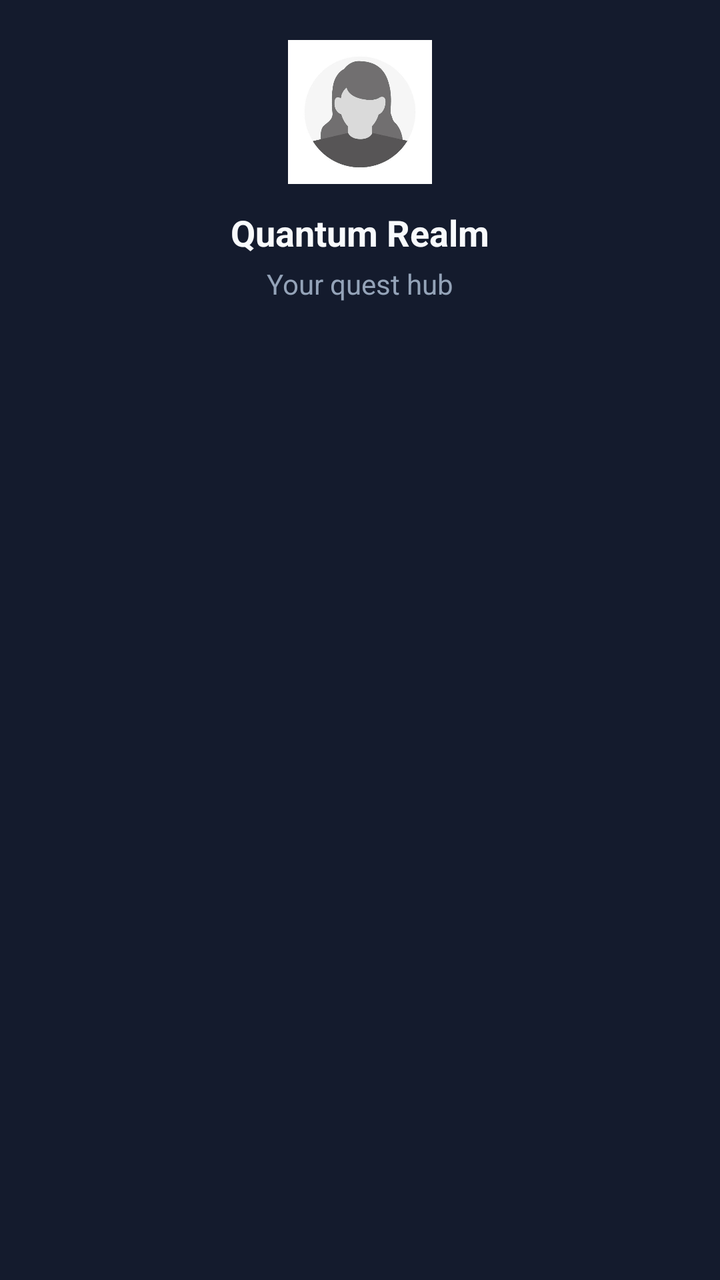
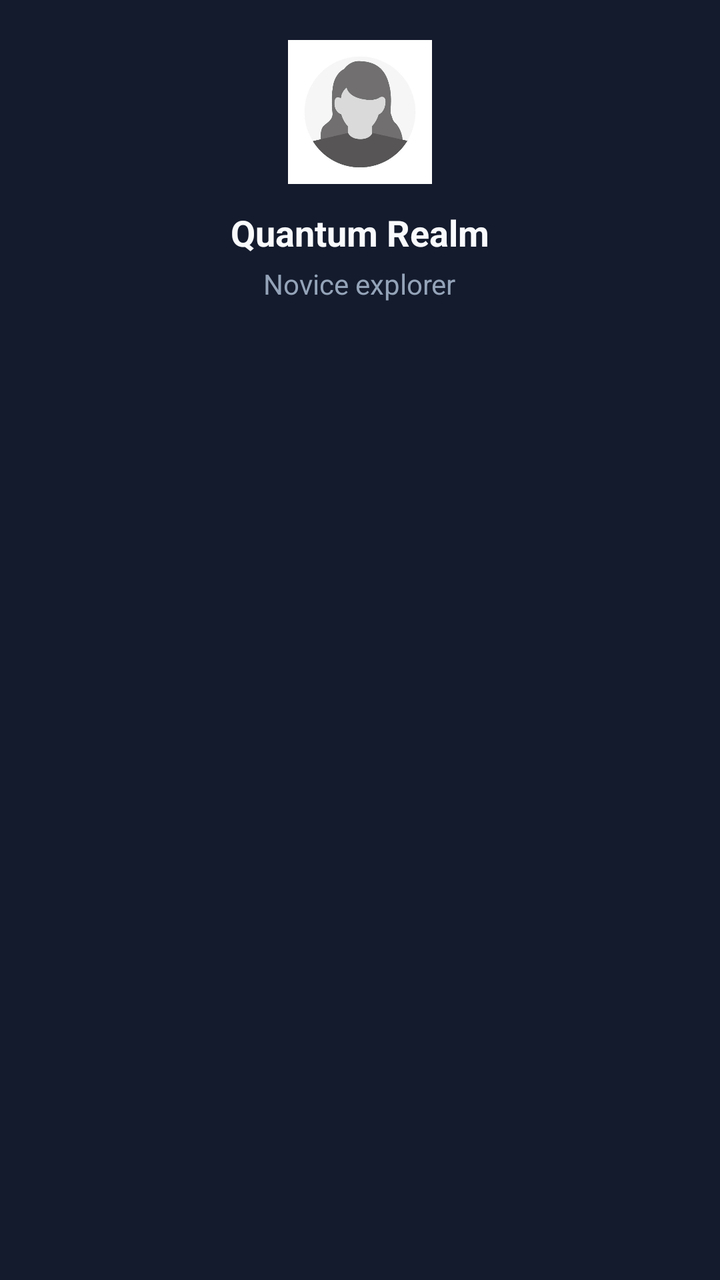

Two renders of the same Android screen: before a commit and after it. Below are the layout's source before the change and the commit's diff.
<!-- AndroidManifest.xml: application theme Theme.QuantumRealm -->
<!-- res/layout/nav_header.xml -->
<LinearLayout xmlns:android="http://schemas.android.com/apk/res/android"
    android:layout_width="match_parent"
    android:layout_height="wrap_content"
    android:background="@color/game_bg_mid"
    android:gravity="center_horizontal"
    android:orientation="vertical"
    android:padding="20dp">

    <ImageView
        android:id="@+id/nav_header_image"
        android:layout_width="72dp"
        android:layout_height="72dp"
        android:contentDescription="@string/profile_title"
        android:src="@drawable/profile_picture" />

    <TextView
        android:id="@+id/nav_header_name"
        android:layout_width="wrap_content"
        android:layout_height="wrap_content"
        android:layout_marginTop="12dp"
        android:text="@string/app_name"
        android:textAppearance="@style/TextAppearance.QuantumRealm.Title"
        android:textColor="@color/game_text_primary"
        android:textSize="18sp" />

    <TextView
        android:id="@+id/nav_header_email"
        android:layout_width="wrap_content"
        android:layout_height="wrap_content"
        android:layout_marginTop="4dp"
        android:text="@string/nav_header_subtitle"
        android:textColor="@color/game_text_secondary"
        android:textSize="14sp" />
</LinearLayout>
<!-- resources referenced by this layout -->
<resources>
  <color name="game_bg_mid">#141B2D</color>
  <color name="game_text_primary">#F8FAFC</color>
  <color name="game_text_secondary">#94A3B8</color>
  <!-- drawable profile_picture: jpg bitmap (drawable, 13172 bytes) -->
  <string name="app_name">Quantum Realm</string>
  <string name="nav_header_subtitle">Your quest hub</string>
  <string name="profile_title">My profile</string>
  <style name="TextAppearance.QuantumRealm.Title" parent="TextAppearance.MaterialComponents.Headline5">
          <item name="android:textColor">@color/game_text_primary</item>
          <item name="android:textStyle">bold</item>
      </style>
  <style name="Theme.QuantumRealm" parent="Theme.MaterialComponents.DayNight.DarkActionBar">
          <item name="colorPrimary">@color/game_primary</item>
          <item name="colorPrimaryVariant">@color/game_primary_dark</item>
          <item name="colorOnPrimary">@color/white</item>
          <item name="colorSecondary">@color/game_accent</item>
          <item name="colorSecondaryVariant">@color/teal_700</item>
          <item name="colorOnSecondary">@color/black</item>
          <item name="android:statusBarColor">@color/game_bg_dark</item>
          <item name="android:navigationBarColor">@color/game_bg_dark</item>
          <item name="android:windowBackground">@color/game_bg_dark</item>
          <item name="materialButtonStyle">@style/Widget.QuantumRealm.Button.Primary</item>
          <item name="actionBarTheme">@style/ThemeOverlay.QuantumRealm.ActionBar</item>
      </style>
  <color name="game_primary">#6366F1</color>
  <color name="game_primary_dark">#4F46E5</color>
  <color name="white">#FFFFFFFF</color>
  <color name="game_accent">#22D3EE</color>
  <color name="teal_700">#FF018786</color>
  <color name="black">#FF000000</color>
  <color name="game_bg_dark">#0B1020</color>
  <style name="Widget.QuantumRealm.Button.Primary" parent="Widget.MaterialComponents.Button">
          <item name="android:textColor">@color/white</item>
          <item name="android:textAllCaps">false</item>
          <item name="android:textStyle">bold</item>
          <item name="cornerRadius">@dimen/game_button_radius</item>
          <item name="backgroundTint">@color/game_primary</item>
          <item name="android:minHeight">52dp</item>
      </style>
  <style name="ThemeOverlay.QuantumRealm.ActionBar" parent="ThemeOverlay.MaterialComponents.Dark.ActionBar">
          <item name="android:textColorPrimary">@color/game_text_primary</item>
          <item name="colorControlNormal">@color/game_text_primary</item>
      </style>
  <dimen name="game_button_radius">14dp</dimen>
</resources>

<!-- the commit's change to res/layout/nav_header.xml (unified diff, before → after) -->
@@ -28,7 +28,7 @@
         android:layout_width="wrap_content"
         android:layout_height="wrap_content"
         android:layout_marginTop="4dp"
-        android:text="@string/nav_header_subtitle"
+        android:text="@string/nav_header_tier_fallback"
         android:textColor="@color/game_text_secondary"
         android:textSize="14sp" />
 </LinearLayout>
<!-- resource entries referenced after the edit -->
@@ -5,7 +5,7 @@
   <color name="game_text_secondary">#94A3B8</color>
   <!-- drawable profile_picture: jpg bitmap (drawable, 13172 bytes) -->
   <string name="app_name">Quantum Realm</string>
-  <string name="nav_header_subtitle">Your quest hub</string>
+  <string name="nav_header_tier_fallback">Novice explorer</string>
   <string name="profile_title">My profile</string>
   <style name="TextAppearance.QuantumRealm.Title" parent="TextAppearance.MaterialComponents.Headline5">
           <item name="android:textColor">@color/game_text_primary</item>
